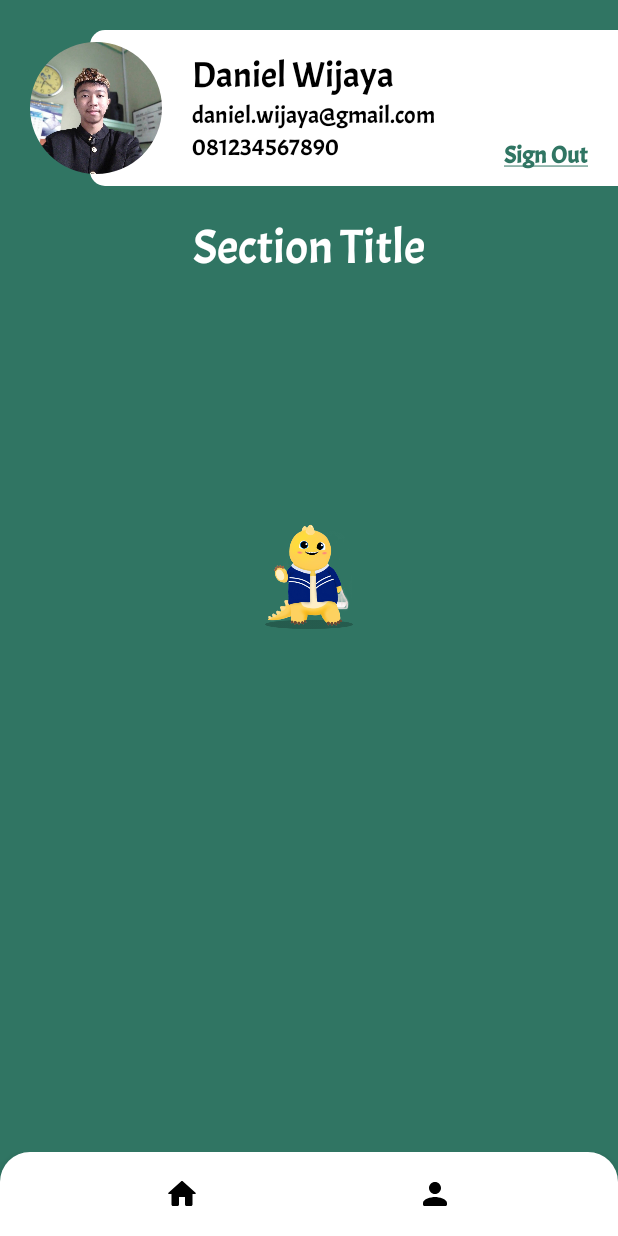
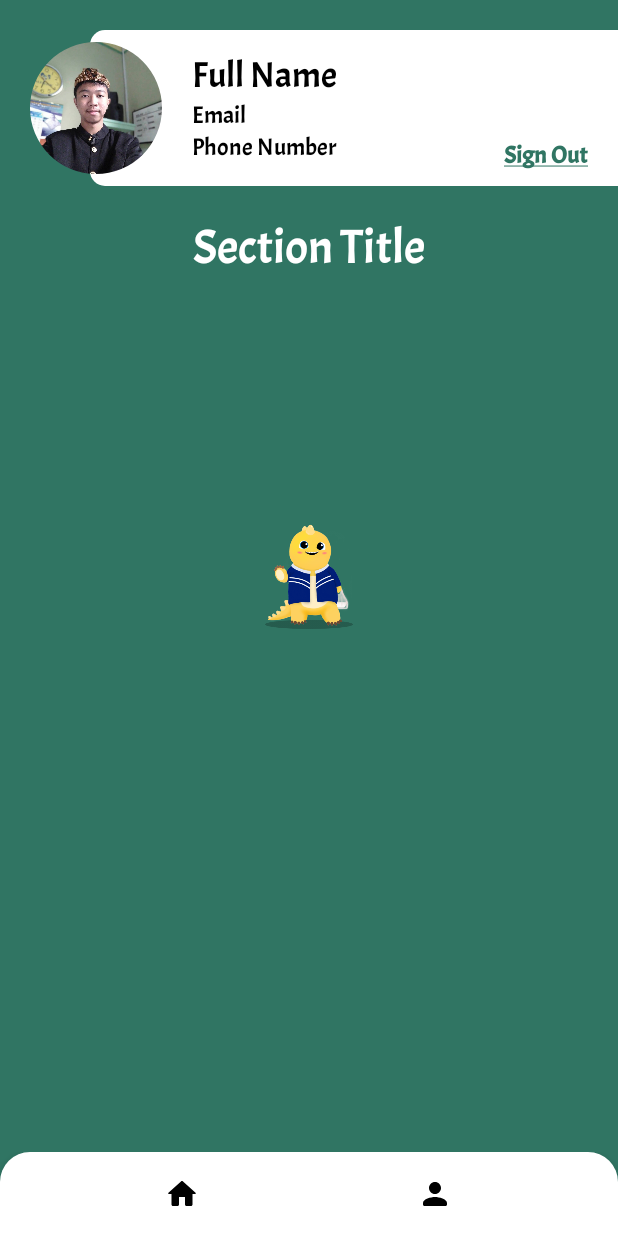
Before and after one commit to rickywizard/demarj-mobile, an Android app: the fragment ProfileFragment placed in its activity, on a phone screen of 412 x 824 dp. Run offline under Robolectric (Android 15) with nearby library versions, the phone set to English and light mode, and no system bars; pictures from the network do not load.

Commit message:
assign data profile

```diff
--- a/app/src/main/java/edu/bluejack23_2/demarj/fragments/ProfileFragment.kt
+++ b/app/src/main/java/edu/bluejack23_2/demarj/fragments/ProfileFragment.kt
@@ -1,10 +1,13 @@
 package edu.bluejack23_2.demarj.fragments
 
+import android.content.Context
+import android.content.SharedPreferences
 import android.os.Bundle
 import androidx.fragment.app.Fragment
 import android.view.LayoutInflater
 import android.view.View
 import android.view.ViewGroup
+import com.bumptech.glide.Glide
 import edu.bluejack23_2.demarj.R
 import edu.bluejack23_2.demarj.activities.MainActivity
 import edu.bluejack23_2.demarj.databinding.FragmentProfileBinding
@@ -23,7 +26,24 @@ class ProfileFragment : Fragment() {
 
     private var _profileBinding: FragmentProfileBinding? = null
     private val profileBinding get() = _profileBinding!!
+    private lateinit var sharedPreferences: SharedPreferences
 
+    private fun loadProfileData() {
+        val fullname = sharedPreferences.getString("fullname", "Full Name")
+        val email = sharedPreferences.getString("email", "Email")
+        val phoneNumber = sharedPreferences.getString("phone_number", "Phone Number")
+        val profilePicture = sharedPreferences.getString("profile_picture", "")
+
+        profileBinding.userFullname.text = fullname
+        profileBinding.userEmail.text = email
+        profileBinding.userPhoneNumber.text = phoneNumber
+
+        if (!profilePicture.isNullOrEmpty()) {
+            Glide.with(this).load(profilePicture).into(profileBinding.imgProfile)
+        } else {
+            profileBinding.imgProfile.setImageResource(R.drawable.dummy_profile)
+        }
+    }
     override fun onCreateView(
         inflater: LayoutInflater, container: ViewGroup?,
         savedInstanceState: Bundle?
@@ -34,6 +54,10 @@ class ProfileFragment : Fragment() {
         val activity = requireActivity() as MainActivity
         activity.binding.header.visibility = View.GONE
 
+        sharedPreferences = activity.getSharedPreferences("user_prefs", Context.MODE_PRIVATE)
+
+        loadProfileData()
+
         return view
     }
 
--- a/app/src/main/res/layout/fragment_profile.xml
+++ b/app/src/main/res/layout/fragment_profile.xml
@@ -62,26 +62,26 @@
                 android:orientation="vertical">
 
                 <TextView
+                    android:id="@+id/user_fullname"
                     android:layout_width="wrap_content"
                     android:layout_height="wrap_content"
                     android:fontFamily="@font/acme"
-                    android:text="@string/profile_name"
                     android:textSize="24sp"
                     android:textColor="@color/black" />
 
                 <TextView
+                    android:id="@+id/user_email"
                     android:layout_width="wrap_content"
                     android:layout_height="wrap_content"
                     android:fontFamily="@font/acme"
-                    android:text="@string/profile_email"
                     android:textSize="16sp"
                     android:textColor="@color/black" />
 
                 <TextView
+                    android:id="@+id/user_phone_number"
                     android:layout_width="wrap_content"
                     android:layout_height="wrap_content"
                     android:fontFamily="@font/acme"
-                    android:text="@string/profile_phone"
                     android:textSize="16sp"
                     android:textColor="@color/black" />
 
```
